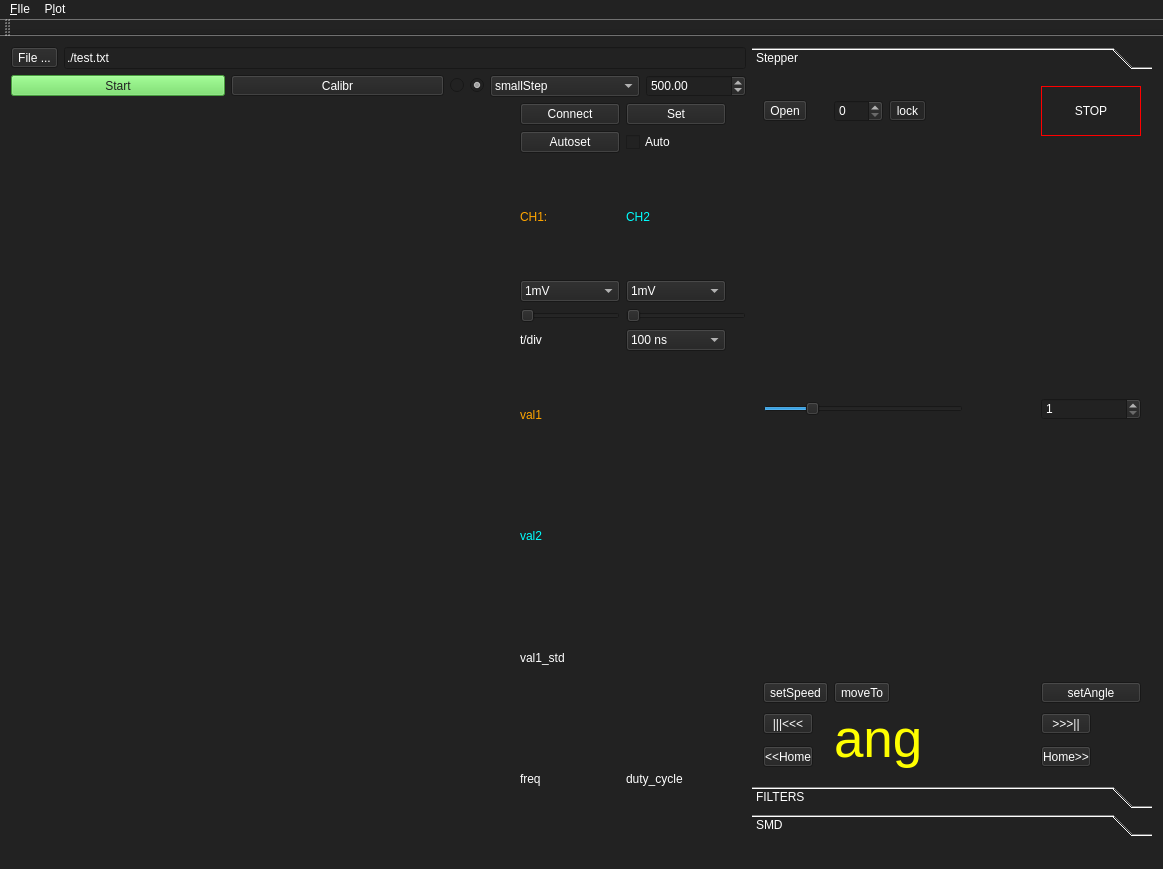
Above: mainwindow.ui from xkronosua/PICO_HG before the change. Below: the same form after it.
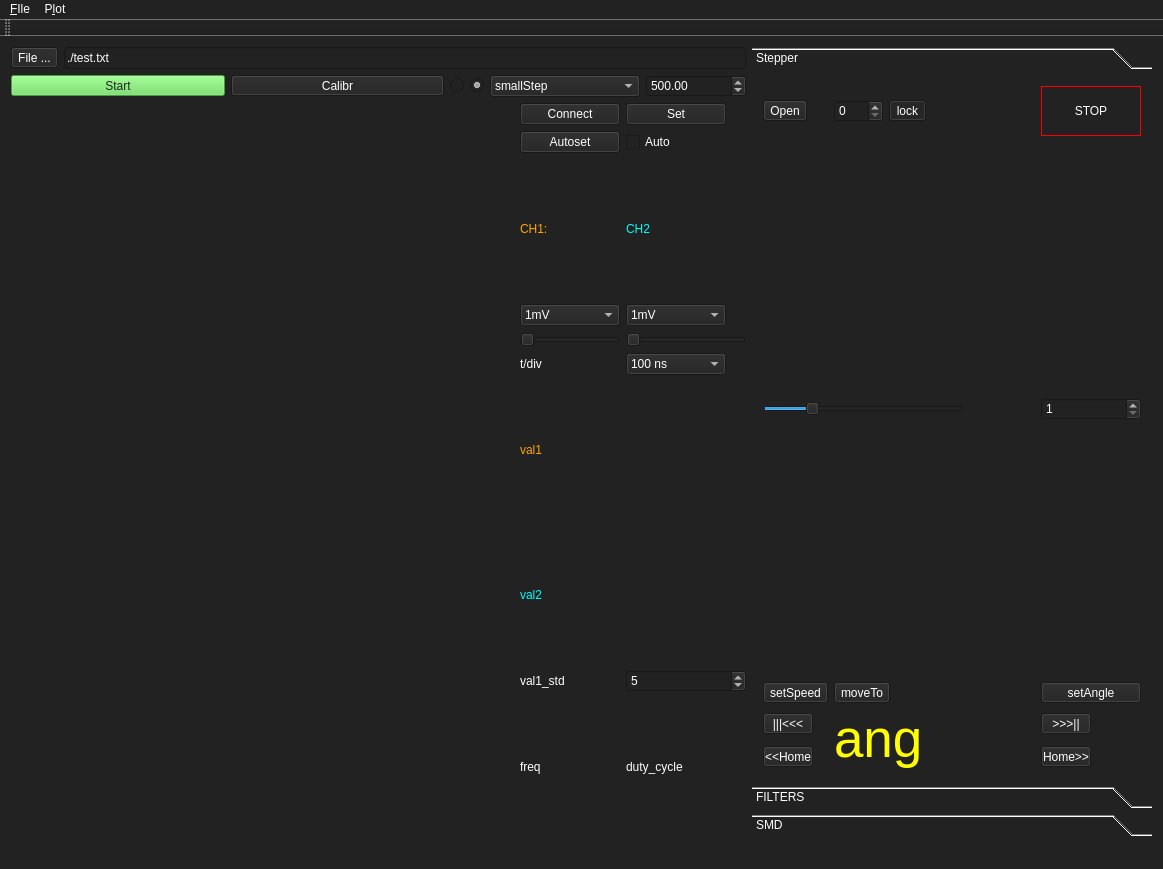
That is the form after the change. The open tabs and pages were chosen to show the change. Icons and pictures are not drawn.

Commit message: fixed window integration

Patch:
```diff
--- a/mainwindow.ui
+++ b/mainwindow.ui
@@ -1475,6 +1475,19 @@
             </property>
            </widget>
           </item>
+          <item row="8" column="1">
+           <widget class="QSpinBox" name="oscilloRWShift">
+            <property name="maximum">
+             <number>8</number>
+            </property>
+            <property name="singleStep">
+             <number>1</number>
+            </property>
+            <property name="value">
+             <number>5</number>
+            </property>
+           </widget>
+          </item>
          </layout>
         </item>
        </layout>
```
Left out of the diff: 20 changed lines with no effect on the pictures. The commit also changes 5 other files.
